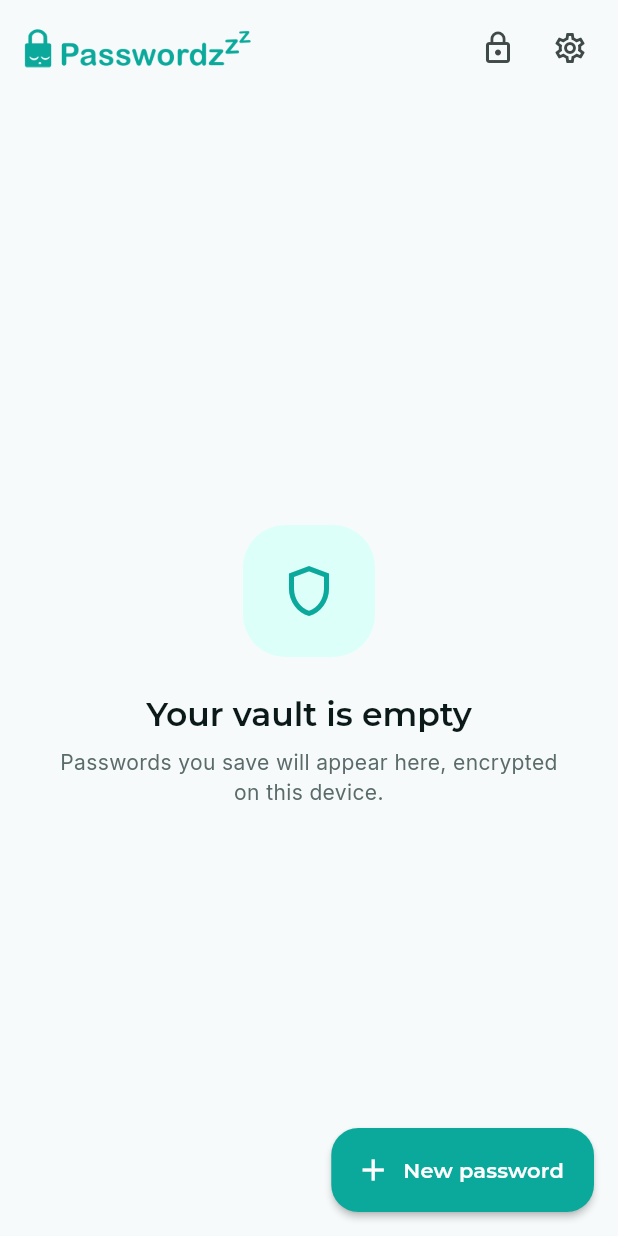
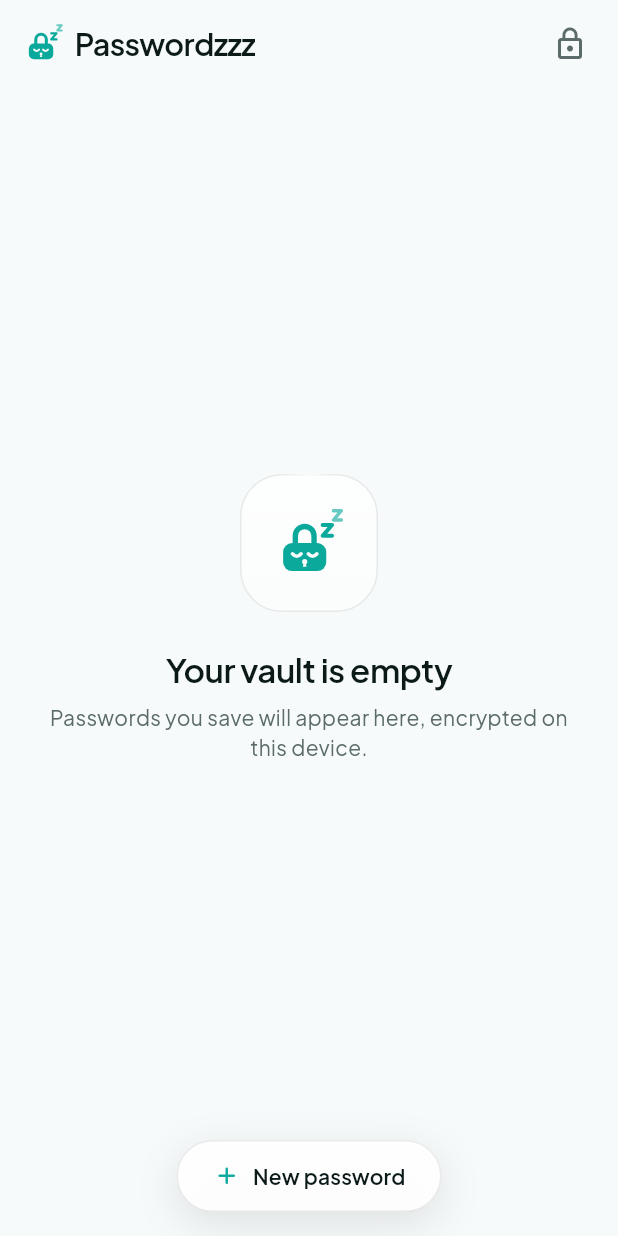
Before and after one commit to SayanKabir/passwordzzz-v2, a Flutter app: the VaultPage screen opened by its route, after a tap on the "lock outline" icon, on a phone screen of 412 x 824 dp. Run offline on Flutter 3.47's test engine with Material 3 defaults, Android fonts, the phone set to English and light mode, and no system bars; our stand-ins replace equatable, flutter_bloc, get_it, go_router, google_fonts, shared_preferences; accounts and stored records are empty.

Commit message:
Redesign identity and app shell to house style
Phase 0's UI was placeholder Material and did not match the house style.
Replaced per the design brief now in the roadmap.

Logo — new sleeping-padlock mark: keyhole mouth, two ascending z's, single
weight shackle, drop shadows gone. Shipped as a CustomPainter, not an asset:
crisp at every size (the v1 PNGs softened badly at app-bar scale), tinted from
theme tokens (the v1 PNGs were solid white and vanished on light surfaces),
and animatable — the z's breathe on the lock screen, which an asset cannot do.
logo-full.png / logo-small.png are retired.

Glass — two treatments and a hard budget. BlurGlass is the one real
BackdropFilter allowed per screen; FauxGlass reads as glass through layered
translucency, a hairline top-edge highlight, and a border gradient at zero blur
cost. GlassScope lets a sheet take the blur budget and drop the app bar to the
cheap path. v1 ran four simultaneous full-screen blurs.

Shell — the wordmark is now the settings affordance and the gear icon is gone;
FAB is centered, extended, glass, no glow.

Motion — CupertinoPageTransitionsBuilder on Android too. Material's
fade-forwards builder is the cross-fade this app is meant to avoid.

Type — Plus Jakarta Sans throughout, replacing the Montserrat + Inter default.
Tabular figures for entropy readouts and TOTP countdowns.

Verified on a Galaxy S21 FE in both themes: mark legible at 26px and 46px,
wordmark opens settings, theme switch persists. 16 tests pass, including new
ones asserting the blur budget, that GlassScope(false) removes the blur, and
that the mark paints in both themes.

Co-Authored-By: Claude Opus 5 <noreply@anthropic.com>

```diff
--- a/lib/features/unlock/view/unlock_page.dart
+++ b/lib/features/unlock/view/unlock_page.dart
@@ -2,7 +2,7 @@ import 'package:flutter/material.dart';
 import 'package:flutter_bloc/flutter_bloc.dart';
 
 import '../../../ui/theme/app_colors.dart';
-import '../../../ui/widgets/brand_logo.dart';
+import '../../../ui/widgets/passwordzzz_mark.dart';
 import '../../../ui/theme/motion.dart';
 import '../bloc/app_lock_cubit.dart';
 import '../bloc/app_lock_state.dart';
@@ -28,7 +28,7 @@ class UnlockPage extends StatelessWidget {
                 return Column(
                   mainAxisSize: MainAxisSize.min,
                   children: [
-                    const BrandLogo.mark(size: 72),
+                    const BreathingPasswordzzzMark(size: 84),
                     const SizedBox(height: Space.xl),
                     Text(
                       'Passwordzzz',
--- a/lib/features/vault/view/vault_page.dart
+++ b/lib/features/vault/view/vault_page.dart
@@ -5,7 +5,8 @@ import 'package:go_router/go_router.dart';
 import '../../../app_router.dart';
 import '../../../ui/theme/app_colors.dart';
 import '../../../ui/theme/motion.dart';
-import '../../../ui/widgets/brand_logo.dart';
+import '../../../ui/widgets/glass.dart';
+import '../../../ui/widgets/passwordzzz_mark.dart';
 import '../../unlock/bloc/app_lock_cubit.dart';
 import '../widgets/vault_empty_state.dart';
 
@@ -17,43 +18,57 @@ class VaultPage extends StatelessWidget {
     final c = AppColors.of(context);
 
     return Scaffold(
-      // A single blur surface, on the app bar only. v1 ran four simultaneous
-      // BackdropFilters (app bar, search overlay, FAB, dialog); each one is a
-      // full-screen GPU readback and together they were the main source of jank
-      // on mid-range devices. Everywhere else uses AppColors.scrim instead.
-      appBar: AppBar(
-        toolbarHeight: 64,
-        titleSpacing: Space.lg,
-        title: const BrandLogo.wordmark(height: 26),
-        actions: [
-          IconButton(
-            tooltip: 'Lock vault',
-            onPressed: () => context.read<AppLockCubit>().lock(),
-            icon: const Icon(Icons.lock_outline),
+      extendBodyBehindAppBar: true,
+      extendBody: true,
+
+      // The app bar owns this screen's single blur budget. When a sheet opens
+      // it wraps itself in a GlassScope(blurAvailable: false), which drops this
+      // to the cheap treatment for the sheet's lifetime.
+      appBar: PreferredSize(
+        preferredSize: const Size.fromHeight(58),
+        child: BlurGlass(
+          sigma: 20,
+          tintOpacity: 0.68,
+          showTopHighlight: false,
+          child: SafeArea(
+            bottom: false,
+            child: SizedBox(
+              height: 58,
+              child: Padding(
+                padding: const EdgeInsets.symmetric(horizontal: Space.sm),
+                child: Row(
+                  children: [
+                    // The wordmark IS the settings affordance. No gear icon.
+                    PasswordzzzWordmark(
+                      onTap: () => context.push(Routes.settings),
+                    ),
+                    const Spacer(),
+                    IconButton(
+                      tooltip: 'Lock vault',
+                      onPressed: () => context.read<AppLockCubit>().lock(),
+                      icon: Icon(Icons.lock_outline, color: c.textSecondary),
+                    ),
+                  ],
+                ),
+              ),
+            ),
           ),
-          IconButton(
-            tooltip: 'Settings',
-            onPressed: () => context.push(Routes.settings),
-            icon: const Icon(Icons.settings_outlined),
-          ),
-          const SizedBox(width: Space.sm),
-        ],
+        ),
       ),
 
       // Phase 2 swaps this for a BlocBuilder<VaultBloc, VaultState> driving a
       // ListView.builder with itemExtent: kVaultRowExtent.
       body: const VaultEmptyState(),
 
-      floatingActionButton: FloatingActionButton.extended(
+      floatingActionButtonLocation: FloatingActionButtonLocation.centerFloat,
+      floatingActionButton: GlassFab(
+        label: 'New password',
+        icon: Icons.add_rounded,
         onPressed: () {
           ScaffoldMessenger.of(context).showSnackBar(
             const SnackBar(content: Text('Entry editor lands in Phase 2.')),
           );
         },
-        icon: const Icon(Icons.add),
-        label: const Text('New password'),
-        backgroundColor: c.brand,
-        foregroundColor: c.textOnBrand,
       ),
     );
   }
--- a/lib/features/vault/widgets/vault_empty_state.dart
+++ b/lib/features/vault/widgets/vault_empty_state.dart
@@ -2,6 +2,8 @@ import 'package:flutter/material.dart';
 
 import '../../../ui/theme/app_colors.dart';
 import '../../../ui/theme/motion.dart';
+import '../../../ui/widgets/glass.dart';
+import '../../../ui/widgets/passwordzzz_mark.dart';
 
 class VaultEmptyState extends StatelessWidget {
   const VaultEmptyState({super.key});
@@ -17,17 +19,14 @@ class VaultEmptyState extends StatelessWidget {
         child: Column(
           mainAxisSize: MainAxisSize.min,
           children: [
-            Container(
-              width: 88,
-              height: 88,
-              decoration: BoxDecoration(
-                color: c.brandMuted,
-                borderRadius: BorderRadius.circular(Radii.xl),
-              ),
-              child: Icon(
-                Icons.shield_outlined,
-                size: 40,
-                color: c.brand,
+            FauxGlass(
+              borderRadius: BorderRadius.circular(Radii.xl),
+              tintOpacity: 0.5,
+              child: SizedBox.square(
+                dimension: 92,
+                child: Center(
+                  child: PasswordzzzMark(size: 46, faceColor: c.surface),
+                ),
               ),
             ),
             const SizedBox(height: Space.xl),
--- a/lib/ui/theme/app_theme.dart
+++ b/lib/ui/theme/app_theme.dart
@@ -1,3 +1,4 @@
+import 'package:flutter/cupertino.dart' show CupertinoPageTransitionsBuilder;
 import 'package:flutter/material.dart';
 import 'package:flutter/services.dart';
 import 'package:google_fonts/google_fonts.dart';
@@ -122,49 +123,46 @@ abstract final class AppTheme {
         ),
       ),
 
-      // FadeForwards is the Material 3 shared-axis push: content slides a
-      // short distance and cross-fades, which reads faster than Zoom's scale.
+      // iOS-style horizontal slide on every platform, including Android.
+      // Material's fade-forwards/zoom builders read as a cross-fade, which is
+      // exactly the motion this app is meant to avoid.
       pageTransitionsTheme: const PageTransitionsTheme(
         builders: {
-          TargetPlatform.android: FadeForwardsPageTransitionsBuilder(),
-          TargetPlatform.iOS: FadeForwardsPageTransitionsBuilder(),
+          TargetPlatform.android: CupertinoPageTransitionsBuilder(),
+          TargetPlatform.iOS: CupertinoPageTransitionsBuilder(),
         },
       ),
     );
   }
 
   static TextTheme _textTheme(TextTheme base, AppColors c) {
-    // Montserrat for headings/labels, Inter for body — Inter is designed for
-    // small UI text and has proper tabular figures, which matters for the
-    // entropy readouts and TOTP countdowns.
-    final display = GoogleFonts.montserratTextTheme(base);
-    final body = GoogleFonts.interTextTheme(base);
+    // One geometric sans throughout. Plus Jakarta Sans is geometric but
+    // slightly warm, which sits with the rounded logo, and it ships tabular
+    // figures — needed so entropy readouts and TOTP countdowns don't jitter as
+    // digits change.
+    final t = GoogleFonts.plusJakartaSansTextTheme(base);
 
-    return base
+    return t
         .copyWith(
-          displayLarge: display.displayLarge,
-          displayMedium: display.displayMedium,
-          displaySmall: display.displaySmall,
-          headlineLarge: display.headlineLarge?.copyWith(
+          headlineLarge: t.headlineLarge?.copyWith(
             fontWeight: FontWeight.w700,
+            letterSpacing: -0.8,
           ),
-          headlineMedium: display.headlineMedium?.copyWith(
+          headlineMedium: t.headlineMedium?.copyWith(
             fontWeight: FontWeight.w700,
+            letterSpacing: -0.6,
           ),
-          headlineSmall: display.headlineSmall?.copyWith(
+          headlineSmall: t.headlineSmall?.copyWith(
+            fontWeight: FontWeight.w700,
+            letterSpacing: -0.4,
+          ),
+          titleLarge: t.titleLarge?.copyWith(
             fontWeight: FontWeight.w600,
+            letterSpacing: -0.3,
           ),
-          titleLarge: display.titleLarge?.copyWith(fontWeight: FontWeight.w600),
-          titleMedium: display.titleMedium?.copyWith(
-            fontWeight: FontWeight.w600,
-          ),
-          titleSmall: display.titleSmall?.copyWith(fontWeight: FontWeight.w600),
-          bodyLarge: body.bodyLarge,
-          bodyMedium: body.bodyMedium,
-          bodySmall: body.bodySmall,
-          labelLarge: display.labelLarge?.copyWith(fontWeight: FontWeight.w600),
-          labelMedium: display.labelMedium,
-          labelSmall: display.labelSmall,
+          titleMedium: t.titleMedium?.copyWith(fontWeight: FontWeight.w600),
+          titleSmall: t.titleSmall?.copyWith(fontWeight: FontWeight.w600),
+          labelLarge: t.labelLarge?.copyWith(fontWeight: FontWeight.w600),
         )
         .apply(bodyColor: c.textPrimary, displayColor: c.textPrimary);
   }
--- a/lib/ui/widgets/brand_logo.dart
+++ /dev/null
@@ -1,38 +0,0 @@
-import 'package:flutter/material.dart';
-
-import '../theme/app_colors.dart';
-
-/// The shipped logo assets are solid white with transparency, which vanishes
-/// against a light background. Tinting them with the brand color keeps one
-/// asset legible in both themes instead of shipping a second copy.
-class BrandLogo extends StatelessWidget {
-  const BrandLogo.mark({super.key, this.size = 72})
-    : _asset = 'assets/logo-small.png',
-      _height = null;
-
-  const BrandLogo.wordmark({super.key, double height = 26})
-    : _asset = 'assets/logo-full.png',
-      _height = height,
-      size = null;
-
-  final String _asset;
-  final double? _height;
-  final double? size;
-
-  @override
-  Widget build(BuildContext context) {
-    final c = AppColors.of(context);
-
-    return Image.asset(
-      _asset,
-      width: size,
-      height: _height ?? size,
-      filterQuality: FilterQuality.medium,
-      color: c.brand,
-      // The assets are single-color silhouettes, so srcIn recolors them
-      // wholesale while preserving the alpha edges.
-      colorBlendMode: BlendMode.srcIn,
-      excludeFromSemantics: true,
-    );
-  }
-}
--- /dev/null
+++ b/lib/ui/widgets/glass.dart
@@ -0,0 +1,252 @@
+import 'dart:ui';
+
+import 'package:flutter/material.dart';
+
+import '../theme/app_colors.dart';
+import '../theme/motion.dart';
+
+/// Glass surfaces, split into two implementations.
+///
+/// A real `BackdropFilter` is a full-screen GPU readback. The test device is a
+/// Snapdragon 710, where stacking several is the single most likely source of
+/// dropped frames — which fights the whole point of the app. So there are two
+/// treatments and a rule: **at most one [BlurGlass] on screen at a time.**
+/// Everything else uses [FauxGlass], which reads as glass through layered
+/// translucency, a hairline top highlight, and a border gradient — at zero blur
+/// cost.
+///
+/// [GlassScope] lets a screen switch its app bar to the cheap treatment while a
+/// sheet owns the one blur budget.
+class GlassScope extends InheritedWidget {
+  const GlassScope({
+    super.key,
+    required this.blurAvailable,
+    required super.child,
+  });
+
+  /// False while another surface (a sheet, a dialog) owns the blur budget.
+  final bool blurAvailable;
+
+  static bool of(BuildContext context) {
+    return context
+            .dependOnInheritedWidgetOfExactType<GlassScope>()
+            ?.blurAvailable ??
+        true;
+  }
+
+  @override
+  bool updateShouldNotify(GlassScope old) =>
+      old.blurAvailable != blurAvailable;
+}
+
+/// The one genuinely blurred surface. Falls back to [FauxGlass] automatically
+/// when the blur budget is already spent.
+class BlurGlass extends StatelessWidget {
+  const BlurGlass({
+    super.key,
+    required this.child,
+    this.sigma = 18,
+    this.borderRadius,
+    this.tintOpacity = 0.72,
+    this.showTopHighlight = true,
+  });
+
+  final Widget child;
+  final double sigma;
+  final BorderRadius? borderRadius;
+  final double tintOpacity;
+  final bool showTopHighlight;
+
+  @override
+  Widget build(BuildContext context) {
+    if (!GlassScope.of(context)) {
+      return FauxGlass(
+        borderRadius: borderRadius,
+        tintOpacity: tintOpacity,
+        showTopHighlight: showTopHighlight,
+        child: child,
+      );
+    }
+
+    final c = AppColors.of(context);
+    final radius = borderRadius ?? BorderRadius.zero;
+
+    return ClipRRect(
+      borderRadius: radius,
+      child: BackdropFilter(
+        filter: ImageFilter.blur(sigmaX: sigma, sigmaY: sigma),
+        child: DecoratedBox(
+          decoration: BoxDecoration(
+            color: c.surface.withValues(alpha: tintOpacity),
+            borderRadius: radius,
+          ),
+          child: _TopHighlight(
+            enabled: showTopHighlight,
+            radius: radius,
+            child: child,
+          ),
+        ),
+      ),
+    );
+  }
+}
+
+/// Glass without the blur. Two stacked translucent fills plus a one-pixel
+/// highlight along the top edge; the highlight is what actually sells the
+/// material, not the blur.
+class FauxGlass extends StatelessWidget {
+  const FauxGlass({
+    super.key,
+    required this.child,
+    this.borderRadius,
+    this.tintOpacity = 0.86,
+    this.showTopHighlight = true,
+    this.elevated = false,
+  });
+
+  final Widget child;
+  final BorderRadius? borderRadius;
+  final double tintOpacity;
+  final bool showTopHighlight;
+
+  /// Adds a soft ambient shadow for surfaces that float (FAB, sheets).
+  final bool elevated;
+
+  @override
+  Widget build(BuildContext context) {
+    final c = AppColors.of(context);
+    final radius = borderRadius ?? BorderRadius.zero;
+    final dark = Theme.of(context).brightness == Brightness.dark;
+
+    return DecoratedBox(
+      decoration: BoxDecoration(
+        borderRadius: radius,
+        border: Border.all(color: c.border),
+        gradient: LinearGradient(
+          begin: Alignment.topCenter,
+          end: Alignment.bottomCenter,
+          colors: [
+            Color.alphaBlend(
+              Colors.white.withValues(alpha: dark ? 0.06 : 0.55),
+              c.surfaceRaised.withValues(alpha: tintOpacity),
+            ),
+            c.surfaceRaised.withValues(alpha: tintOpacity),
+          ],
+        ),
+        boxShadow: elevated
+            ? [
+                BoxShadow(
+                  color: Colors.black.withValues(alpha: dark ? 0.44 : 0.10),
+                  blurRadius: 24,
+                  offset: const Offset(0, 8),
+                ),
+              ]
+            : null,
+      ),
+      child: _TopHighlight(
+        enabled: showTopHighlight,
+        radius: radius,
+        child: child,
+      ),
+    );
+  }
+}
+
+/// A one-pixel light along the top edge, fading out toward the corners. This is
+/// the detail that makes a translucent panel read as a pane of glass catching a
+/// light source rather than a flat scrim.
+class _TopHighlight extends StatelessWidget {
+  const _TopHighlight({
+    required this.enabled,
+    required this.radius,
+    required this.child,
+  });
+
+  final bool enabled;
+  final BorderRadius radius;
+  final Widget child;
+
+  @override
+  Widget build(BuildContext context) {
+    if (!enabled) return child;
+    final dark = Theme.of(context).brightness == Brightness.dark;
+
+    return Stack(
+      children: [
+        child,
+        Positioned(
+          top: 0,
+          left: radius.topLeft.x,
+          right: radius.topRight.x,
+          height: 1,
+          child: IgnorePointer(
+            child: DecoratedBox(
+              decoration: BoxDecoration(
+                gradient: LinearGradient(
+                  colors: [
+                    Colors.white.withValues(alpha: 0),
+                    Colors.white.withValues(alpha: dark ? 0.16 : 0.85),
+                    Colors.white.withValues(alpha: 0),
+                  ],
+                ),
+              ),
+            ),
+          ),
+        ),
+      ],
+    );
+  }
+}
+
+/// Centered extended FAB in glass. Minimal — no glow, no elevation ring.
+class GlassFab extends StatelessWidget {
+  const GlassFab({
+    super.key,
+    required this.label,
+    required this.icon,
+    required this.onPressed,
+  });
+
+  final String label;
+  final IconData icon;
+  final VoidCallback onPressed;
+
+  @override
+  Widget build(BuildContext context) {
+    final c = AppColors.of(context);
+    const radius = BorderRadius.all(Radius.circular(Radii.pill));
+
+    return FauxGlass(
+      borderRadius: radius,
+      elevated: true,
+      tintOpacity: 0.92,
+      child: Material(
+        color: Colors.transparent,
+        child: InkWell(
+          onTap: onPressed,
+          borderRadius: radius,
+          child: Padding(
+            padding: const EdgeInsets.symmetric(
+              horizontal: Space.xl,
+              vertical: Space.md + 2,
+            ),
+            child: Row(
+              mainAxisSize: MainAxisSize.min,
+              children: [
+                Icon(icon, size: 19, color: c.brand),
+                const SizedBox(width: Space.sm),
+                Text(
+                  label,
+                  style: Theme.of(context).textTheme.labelLarge?.copyWith(
+                    color: c.textPrimary,
+                    fontWeight: FontWeight.w600,
+                  ),
+                ),
+              ],
+            ),
+          ),
+        ),
+      ),
+    );
+  }
+}
--- /dev/null
+++ b/lib/ui/widgets/passwordzzz_mark.dart
@@ -0,0 +1,267 @@
+import 'dart:math' as math;
+
+import 'package:flutter/material.dart';
+
+import '../theme/app_colors.dart';
+import '../theme/motion.dart';
+
+/// The Passwordzzz mark: a sleeping padlock whose mouth is a keyhole, with two
+/// z's drifting up and to the right.
+///
+/// Painted rather than shipped as an asset. The v1 PNGs were solid white, so
+/// they vanished on light surfaces and had to be tinted after the fact; they
+/// also softened badly at app-bar size. A painter is crisp at every size, takes
+/// its color from the theme, and can animate — which the drifting z's need.
+///
+/// Geometry is authored on a 96x96 grid and scaled to the requested size.
+class PasswordzzzMark extends StatelessWidget {
+  const PasswordzzzMark({
+    super.key,
+    this.size = 28,
+    this.color,
+    this.faceColor,
+    this.drift = 0,
+  });
+
+  final double size;
+
+  /// Defaults to the brand token.
+  final Color? color;
+
+  /// The knocked-out face (eyes + keyhole). Defaults to the surface behind the
+  /// mark so the face reads as a cutout rather than a painted shape.
+  final Color? faceColor;
+
+  /// 0..1 breathing phase for the z's. 0 is at rest.
+  final double drift;
+
+  @override
+  Widget build(BuildContext context) {
+    final c = AppColors.of(context);
+    return SizedBox.square(
+      dimension: size,
+      child: CustomPaint(
+        painter: _MarkPainter(
+          color: color ?? c.brand,
+          faceColor: faceColor ?? c.surface,
+          drift: drift,
+        ),
+      ),
+    );
+  }
+}
+
+/// [PasswordzzzMark] with the z's gently rising — used on the lock screen so
+/// the vault reads as asleep rather than merely closed.
+class BreathingPasswordzzzMark extends StatefulWidget {
+  const BreathingPasswordzzzMark({super.key, this.size = 72, this.color});
+
+  final double size;
+  final Color? color;
+
+  @override
+  State<BreathingPasswordzzzMark> createState() =>
+      _BreathingPasswordzzzMarkState();
+}
+
+class _BreathingPasswordzzzMarkState extends State<BreathingPasswordzzzMark>
+    with SingleTickerProviderStateMixin {
+  late final AnimationController _c = AnimationController(
+    vsync: this,
+    duration: const Duration(milliseconds: 3200),
+  )..repeat();
+
+  @override
+  void dispose() {
+    _c.dispose();
+    super.dispose();
+  }
+
+  @override
+  Widget build(BuildContext context) {
+    return RepaintBoundary(
+      child: AnimatedBuilder(
+        animation: _c,
+        builder: (context, _) => PasswordzzzMark(
+          size: widget.size,
+          color: widget.color,
+          drift: _c.value,
+        ),
+      ),
+    );
+  }
+}
+
+class _MarkPainter extends CustomPainter {
+  _MarkPainter({
+    required this.color,
+    required this.faceColor,
+    required this.drift,
+  });
+
+  final Color color;
+  final Color faceColor;
+  final double drift;
+
+  @override
+  void paint(Canvas canvas, Size size) {
+    final s = size.width / 96.0;
+    canvas.save();
+    canvas.scale(s);
+
+    final body = Paint()
+      ..color = color
+      ..isAntiAlias = true;
+
+    final stroke = Paint()
+      ..color = color
+      ..style = PaintingStyle.stroke
+      ..strokeCap = StrokeCap.round
+      ..strokeJoin = StrokeJoin.round
+      ..isAntiAlias = true;
+
+    final face = Paint()
+      ..color = faceColor
+      ..style = PaintingStyle.stroke
+      ..strokeCap = StrokeCap.round
+      ..strokeWidth = 5
+      ..isAntiAlias = true;
+
+    // Shackle: two uprights joined by a semicircle centred on (44, 38).
+    final shackle = Path()
+      ..moveTo(29, 48)
+      ..lineTo(29, 38)
+      ..arcToPoint(
+        const Offset(55, 38),
+        radius: const Radius.circular(13),
+        clockwise: true,
+      )
+      ..lineTo(55, 48);
+    canvas.drawPath(shackle, stroke..strokeWidth = 7.5);
+
+    // Body.
+    canvas.drawRRect(
+      RRect.fromRectAndRadius(
+        const Rect.fromLTWH(12, 48, 60, 39),
+        const Radius.circular(12.5),
+      ),
+      body,
+    );
+
+    // Closed eyes — quadratic arcs bulging downward.
+    canvas.drawPath(
+      Path()
+        ..moveTo(25, 63)
+        ..quadraticBezierTo(31, 70, 37, 63),
+      face,
+    );
+    canvas.drawPath(
+      Path()
+        ..moveTo(47, 63)
+        ..quadraticBezierTo(53, 70, 59, 63),
+      face,
+    );
+
+    // Keyhole mouth: bore plus a tapered stem. The stem is sub-pixel below
+    // ~18px and simply disappears, leaving a round mouth — which is the
+    // correct reading at that size anyway.
+    canvas.drawCircle(
+      const Offset(42, 74),
+      3.6,
+      Paint()
+        ..color = faceColor
+        ..isAntiAlias = true,
+    );
+    canvas.drawPath(
+      Path()
+        ..moveTo(40.4, 76.4)
+        ..lineTo(39.4, 81)
+        ..lineTo(44.6, 81)
+        ..lineTo(43.6, 76.4)
+        ..close(),
+      Paint()
+        ..color = faceColor
+        ..isAntiAlias = true,
+    );
+
+    // Two z's, ascending. `drift` lifts and fades them on a sine so the loop
+    // has no seam.
+    final phase = math.sin(drift * 2 * math.pi);
+    _drawZ(canvas, stroke, x: 67, y: 23 + phase * 1.6, w: 13, h: 15, sw: 5.6,
+        opacity: 1.0);
+    _drawZ(canvas, stroke, x: 82, y: 3 + phase * 2.6, w: 11, h: 13, sw: 4.8,
+        opacity: 0.62);
+
+    canvas.restore();
+  }
+
+  void _drawZ(
+    Canvas canvas,
+    Paint stroke, {
+    required double x,
+    required double y,
+    required double w,
+    required double h,
+    required double sw,
+    required double opacity,
+  }) {
+    final p = Path()
+      ..moveTo(x, y)
+      ..lineTo(x + w, y)
+      ..lineTo(x, y + h)
+      ..lineTo(x + w, y + h);
+    canvas.drawPath(
+      p,
+      stroke
+        ..strokeWidth = sw
+        ..color = color.withValues(alpha: opacity),
+    );
+    stroke.color = color;
+  }
+
+  @override
+  bool shouldRepaint(_MarkPainter old) =>
+      old.color != color || old.faceColor != faceColor || old.drift != drift;
+}
+
+/// Mark + wordmark lockup for the app bar. Tapping it opens Settings, which is
+/// how every app in this family exposes settings — there is no gear icon.
+class PasswordzzzWordmark extends StatelessWidget {
+  const PasswordzzzWordmark({super.key, this.markSize = 26, this.onTap});
+
+  final double markSize;
+  final VoidCallback? onTap;
+
+  @override
+  Widget build(BuildContext context) {
+    final c = AppColors.of(context);
+
+    return InkWell(
+      onTap: onTap,
+      borderRadius: BorderRadius.circular(Radii.md),
+      child: Padding(
+        padding: const EdgeInsets.symmetric(
+          horizontal: Space.sm,
+          vertical: Space.xs,
+        ),
+        child: Row(
+          mainAxisSize: MainAxisSize.min,
+          children: [
+            PasswordzzzMark(size: markSize),
+            const SizedBox(width: Space.sm),
+            Text(
+              'Passwordzzz',
+              style: Theme.of(context).textTheme.titleMedium?.copyWith(
+                fontSize: markSize * 0.78,
+                fontWeight: FontWeight.w600,
+                letterSpacing: -0.4,
+                color: c.textPrimary,
+                height: 1,
+              ),
+            ),
+          ],
+        ),
+      ),
+    );
+  }
+}
```
Also changed, not shown: 1 other file.
